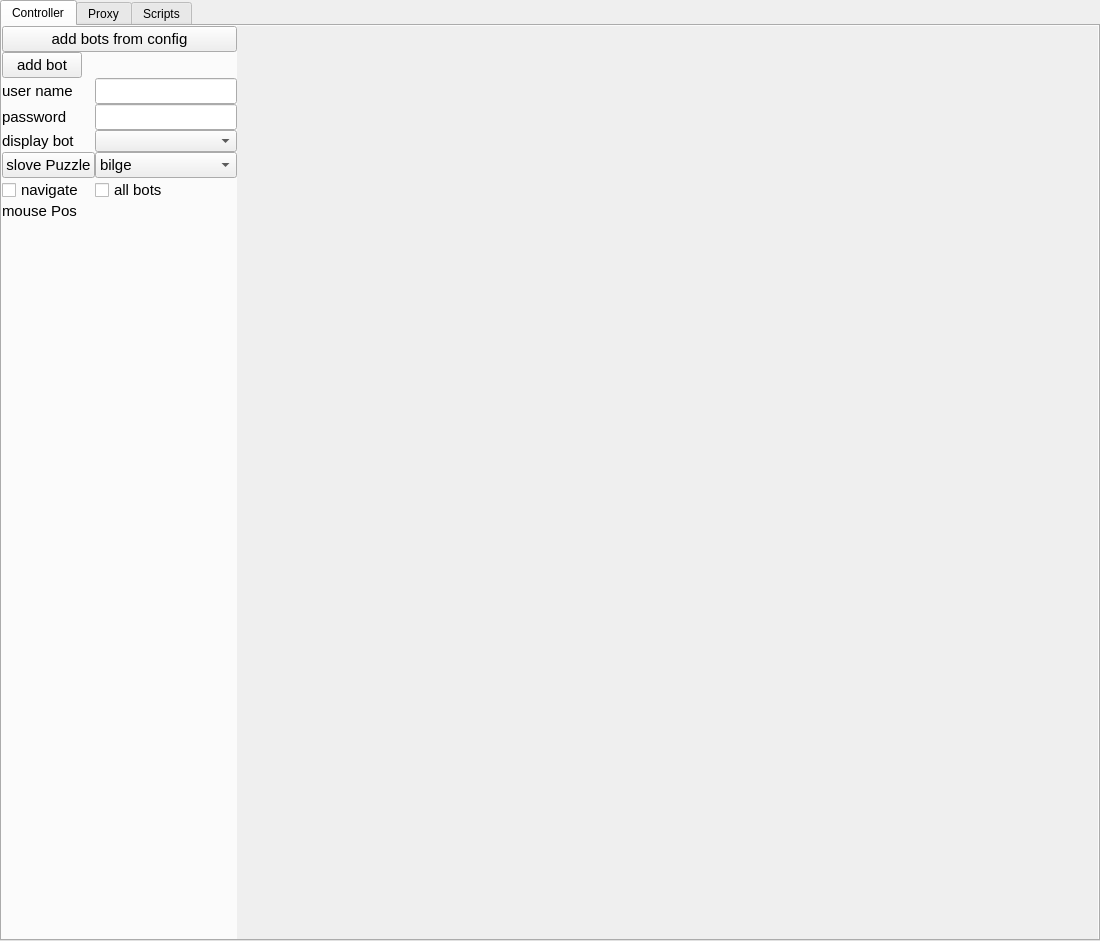
Above: Showcase/Python/Gui/qtFrom.ui from soulsama972/Show-Case-WIP before the change. Below: the same form after it.
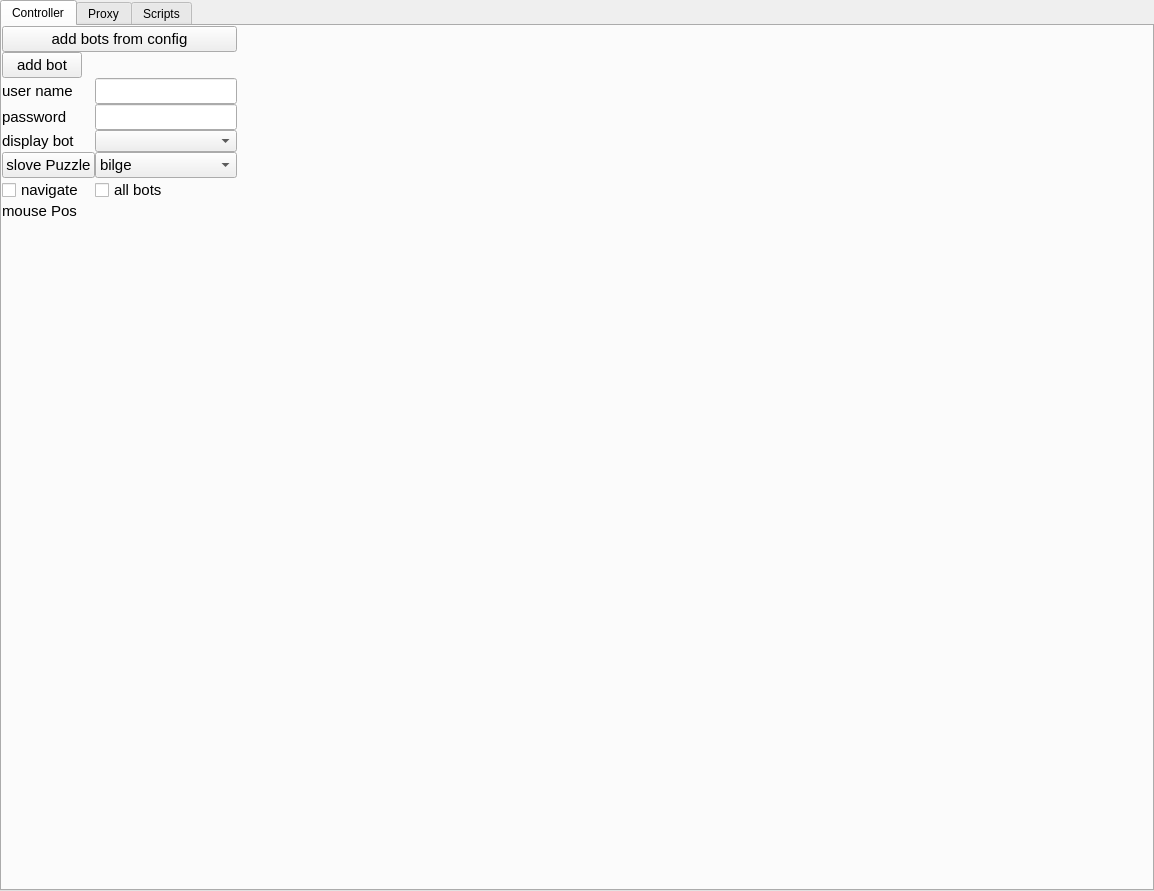
That is the form after the change.

The edit to the form file:
```diff
--- a/Showcase/Python/Gui/qtFrom.ui
+++ b/Showcase/Python/Gui/qtFrom.ui
@@ -6,8 +6,8 @@
    <rect>
     <x>0</x>
     <y>0</y>
-    <width>1100</width>
-    <height>941</height>
+    <width>1154</width>
+    <height>891</height>
    </rect>
   </property>
   <property name="mouseTracking">
@@ -44,6 +44,12 @@
     </property>
     <item row="0" column="0">
      <widget class="QTabWidget" name="tabWidget">
+      <property name="sizePolicy">
+       <sizepolicy hsizetype="Expanding" vsizetype="Expanding">
+        <horstretch>1</horstretch>
+        <verstretch>1</verstretch>
+       </sizepolicy>
+      </property>
       <property name="minimumSize">
        <size>
         <width>1100</width>
@@ -75,7 +81,13 @@
        <attribute name="title">
         <string>Controller</string>
        </attribute>
-       <layout class="QGridLayout" name="gridLayout_2">
+       <layout class="QFormLayout" name="formLayout_4">
+        <property name="horizontalSpacing">
+         <number>0</number>
+        </property>
+        <property name="verticalSpacing">
+         <number>0</number>
+        </property>
         <property name="leftMargin">
          <number>0</number>
         </property>
@@ -88,10 +100,7 @@
         <property name="bottomMargin">
          <number>0</number>
         </property>
-        <property name="spacing">
-         <number>0</number>
-        </property>
-        <item row="0" column="2">
+        <item row="0" column="0">
          <layout class="QFormLayout" name="formLayout">
           <property name="horizontalSpacing">
            <number>0</number>
@@ -272,11 +281,8 @@
           </item>
          </layout>
         </item>
-        <item row="0" column="3">
-         <widget class="QFrame" name="frame_display">
-          <property name="enabled">
-           <bool>true</bool>
-          </property>
+        <item row="0" column="1">
+         <widget class="QLabel" name="label_display">
           <property name="sizePolicy">
            <sizepolicy hsizetype="Expanding" vsizetype="Expanding">
             <horstretch>1</horstretch>
@@ -286,26 +292,17 @@
           <property name="minimumSize">
            <size>
             <width>800</width>
-            <height>0</height>
-           </size>
-          </property>
-          <property name="maximumSize">
-           <size>
-            <width>16777215</width>
-            <height>16777215</height>
+            <height>600</height>
            </size>
           </property>
           <property name="mouseTracking">
            <bool>true</bool>
           </property>
-          <property name="autoFillBackground">
-           <bool>true</bool>
-          </property>
           <property name="frameShape">
            <enum>QFrame::NoFrame</enum>
           </property>
-          <property name="frameShadow">
-           <enum>QFrame::Sunken</enum>
+          <property name="text">
+           <string/>
           </property>
          </widget>
         </item>
```
